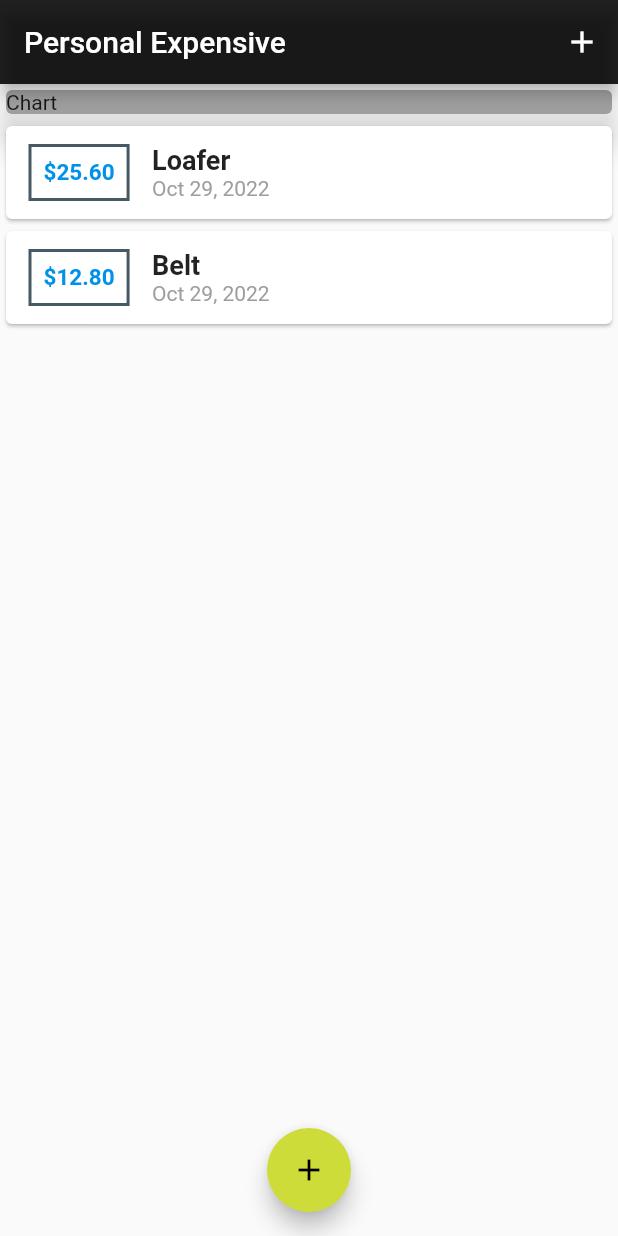
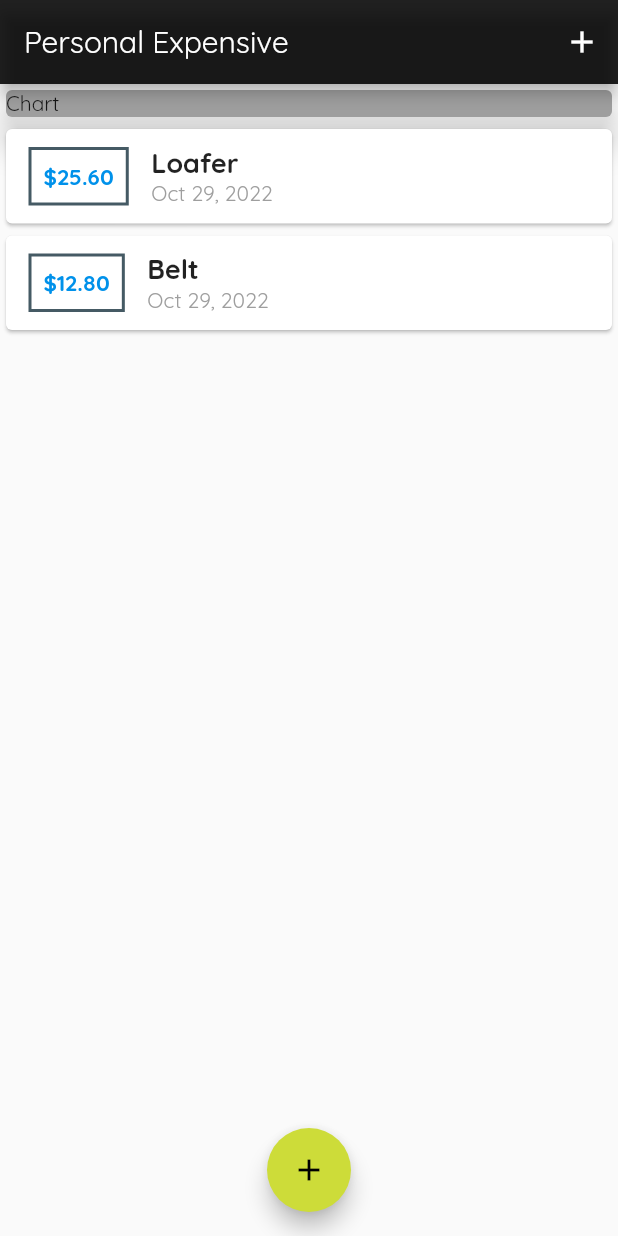
Before and after one commit to abu271200/Notes, a Flutter app: the screen it shows after launch, on a phone screen of 412 x 824 dp. Run offline on Flutter 3.47's test engine with Material 2 defaults, Android fonts, the phone set to English and light mode, and no system bars.

Commit message:
upload font zip file

```diff
--- a/lib/main.dart
+++ b/lib/main.dart
@@ -10,11 +10,13 @@
 @override
   Widget build(BuildContext context) {
     return MaterialApp(
+      debugShowCheckedModeBanner: false,
+      title: 'Personal Expansive',
       theme:ThemeData(
         primarySwatch: Colors.blueGrey,
-        accentColor: Colors.lime),
-      debugShowCheckedModeBanner: false,
-      title: 'Personal Expansive',
+        accentColor: Colors.lime,
+        fontFamily: 'QuickSand',
+        ),
       home: MyHomePage(),
     );
   }
```
Also changed, not shown: pubspec.yaml (+12 -6 lines), assets/fonts/OpenSans-Bold.ttf (added), assets/fonts/OpenSans-Regular.ttf (added), assets/fonts/Quicksand-Bold.ttf (added), assets/fonts/Quicksand-Light.ttf (added), assets/fonts/Quicksand-Medium.ttf (added), assets/fonts/Quicksand-Regular.ttf (added).
